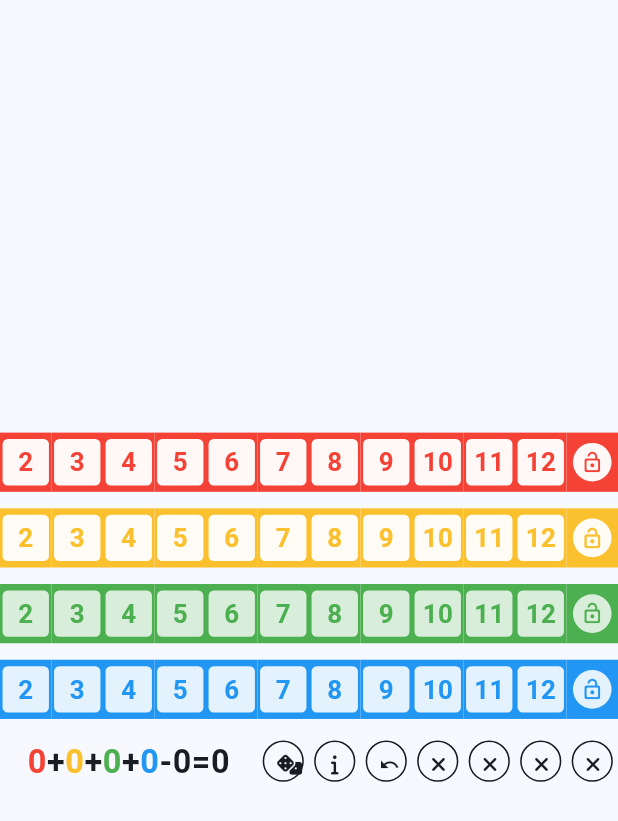
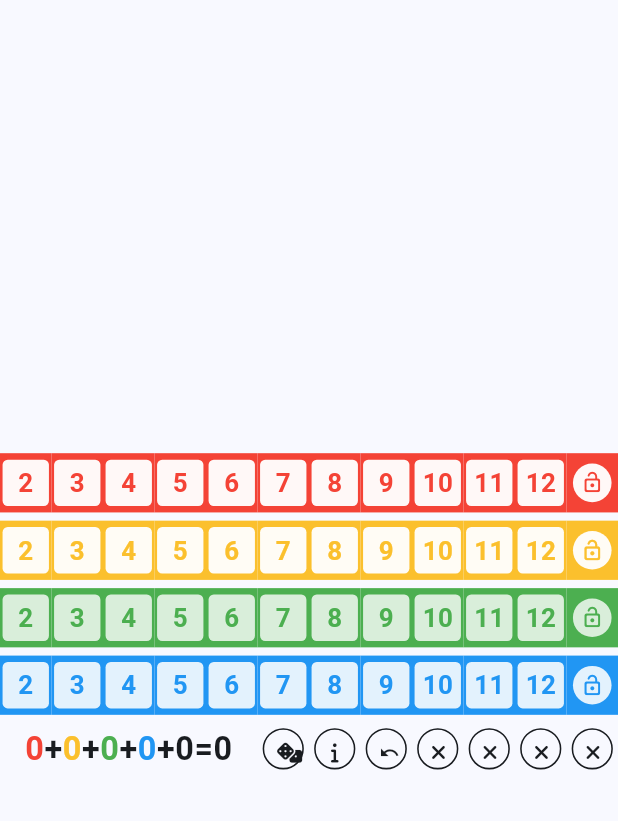
Before and after one commit to nils-ten-hoeve/dice_game, a Flutter app: the screen it shows after launch, on a phone screen of 412 x 824 dp. Shown: the top 821 px of the screen. Run offline on Flutter 3.47's test engine with Material 3 defaults, Android fonts, the phone set to English and light mode, and no system bars; our stand-ins replace bootstrap_icons, font_awesome_flutter; missing offline and left inert: undo.

Commit message:
Fixed #11

```diff
--- a/lib/game/action_bar/score_bar.presentation.dart
+++ b/lib/game/action_bar/action_bar.presentation.dart
@@ -1,5 +1,5 @@
 import 'package:dice_game/game/cell/cell.presentation.dart';
-import 'package:dice_game/game/cell/cell.value.domain.dart';
+import 'package:dice_game/game/score/score.presentation.dart';
 import 'package:dice_game/game/variant/variant.domain.dart';
 import 'package:dice_game/game/game.domain.dart';
 import 'package:dice_game/game/game.service.dart';
@@ -214,62 +214,6 @@ class _MyIconButtonState extends State<MyIconButton> {
           ));
 }
 
-class ScoreWidget extends StatelessWidget {
-  const ScoreWidget({
-    super.key,
-  });
-
-  @override
-  Widget build(BuildContext context) {
-    var onSurface = Theme.of(context).colorScheme.onSurface;
-    var game = GameService().currentGame;
-    return Transform.scale(
-      scale: 0.9,
-      child: FittedBox(
-        fit: BoxFit.contain,
-        child: Row(children: [
-          //TODO ScoreTextWidget with Inkwell to show calculation
-          Text(game.redScore.toString(), style: _textStyle(CellColor.red.dark)),
-          Text('+', style: _textStyle(onSurface)),
-          Text(game.yellowScore.toString(),
-              style: _textStyle(CellColor.yellow.dark)),
-          Text('+', style: _textStyle(onSurface)),
-          Text(game.greenScore.toString(),
-              style: _textStyle(CellColor.green.dark)),
-          Text('+', style: _textStyle(onSurface)),
-          Text(game.blueScore.toString(),
-              style: _textStyle(CellColor.blue.dark)),
-          Text('-', style: _textStyle(onSurface)),
-          Text(game.penaltyScore.abs().toString(),
-              style: _textStyle(onSurface)),
-          Text('=', style: _textStyle(onSurface)),
-          Text(game.totalScore.toString(), style: _textStyle(onSurface)),
-        ]),
-      ),
-    );
-  }
-
-  TextStyle _textStyle(Color color) => TextStyle(
-        color: color,
-        fontWeight: FontWeight.w600,
-      );
-}
-
-class ScoreTextWidget extends StatelessWidget {
-  final String text;
-  final Color color;
-  const ScoreTextWidget(this.text, this.color, {super.key});
-
-  @override
-  Widget build(BuildContext context) => FittedBox(
-      fit: BoxFit.contain,
-      child: Text(text,
-          style: TextStyle(
-            color: color,
-            fontWeight: FontWeight.w600,
-          )));
-}
-
 void showNewGameDialog(BuildContext context) {
   showDialog(
       context: context,
--- a/lib/game/cell/cell.presentation.dart
+++ b/lib/game/cell/cell.presentation.dart
@@ -1,6 +1,5 @@
 import 'package:dice_game/game/cell/cell.value.domain.dart';
 import 'package:dice_game/game/game.domain.dart';
-import 'package:dice_game/game/variant/variant.domain.dart';
 import 'package:flutter/material.dart';
 
 class GameRow extends StatelessWidget {
--- a/lib/game/game.domain.dart
+++ b/lib/game/game.domain.dart
@@ -32,8 +32,6 @@ class Game extends ChangeNotifier {
   bool get twoRowsClosed =>
       rowStates.whereNot((RowState e) => e == RowState.none).length >= 2;
 
-  final scoresConversion = ScoreConversion();
-
   int markedCount(CellColor cellColor) =>
       _markedCellCount(cellColor) + _markedLockCount(cellColor);
 
@@ -47,20 +45,7 @@ class Game extends ChangeNotifier {
     return rowStates[rowLockIndex] == RowState.lockedByMe ? 1 : 0;
   }
 
-  int get redScore => scoresConversion.of(markedCount(CellColor.red));
-
-  int get yellowScore => scoresConversion.of(markedCount(CellColor.yellow));
-
-  int get greenScore => scoresConversion.of(markedCount(CellColor.green));
-
-  int get blueScore => scoresConversion.of(markedCount(CellColor.blue));
-
-  int get penaltyScore => penalty.count * -5;
-
   Panalty penalty = Panalty.none;
-
-  int get totalScore =>
-      redScore + yellowScore + greenScore + blueScore + penaltyScore;
 
   late GameChangeStack changes = GameChangeStack(this);
 
@@ -266,24 +251,3 @@ enum Panalty {
 
   bool get isMax => count == 4;
 }
-
-class ScoreConversion extends DelegatingMap<int, int> {
-  ScoreConversion()
-      : super({
-          0: 0,
-          1: 1,
-          2: 3,
-          3: 6,
-          4: 10,
-          5: 15,
-          6: 21,
-          7: 28,
-          8: 36,
-          9: 45,
-          10: 55,
-          11: 66,
-          12: 78
-        });
-
-  int of(int count) => this[count]!;
-}
--- a/lib/game/game.presentation.dart
+++ b/lib/game/game.presentation.dart
@@ -1,4 +1,4 @@
-import 'package:dice_game/game/action_bar/score_bar.presentation.dart';
+import 'package:dice_game/game/action_bar/action_bar.presentation.dart';
 import 'package:dice_game/game/cell/cell.presentation.dart';
 import 'package:dice_game/game/dice/dice.presentation.dart';
 import 'package:dice_game/game/game.service.dart';
@@ -18,7 +18,7 @@ class _GameWidgetState extends State<GameWidget> {
   Widget build(BuildContext context) => Align(
         alignment: Alignment.center,
         child: AspectRatio(
-          aspectRatio: 5 / 3,
+          aspectRatio: 15 / 8,
           child: ListenableBuilder(
             listenable: gameService,
             builder: (context, child) {
--- /dev/null
+++ b/lib/game/score/score.presentation.dart
@@ -0,0 +1,42 @@
+import 'package:dice_game/game/game.service.dart';
+import 'package:flutter/material.dart';
+
+class ScoreWidget extends StatelessWidget {
+  const ScoreWidget({
+    super.key,
+  });
+
+  @override
+  Widget build(BuildContext context) {
+    var onSurface = Theme.of(context).colorScheme.onSurface;
+    var game = GameService().currentGame;
+    var score = game.variant.scoreCalculation.calculateScore(game);
+    var children = <Widget>[];
+    for (var subScore in score.subScores) {
+      if (children.isNotEmpty) {
+        children.add(Text(subScore.points < 0 ? '-' : '+',
+            style: _textStyle(onSurface)));
+      }
+      //
+      children.add(Text(
+        subScore.points.abs().toString(),
+        style: _textStyle(subScore.color ?? onSurface),
+      ));
+    }
+    children.add(Text('=', style: _textStyle(onSurface)));
+    children
+        .add(Text(score.totalPoints.toString(), style: _textStyle(onSurface)));
+    return Transform.scale(
+      scale: 0.9,
+      child: FittedBox(
+        fit: BoxFit.contain,
+        child: Row(children: children),
+      ),
+    );
+  }
+
+  TextStyle _textStyle(Color color) => TextStyle(
+        color: color,
+        fontWeight: FontWeight.w600,
+      );
+}
```
Also changed, not shown: lib/game/score/score.domain.dart (added, +92 -0 lines), lib/game/variant/variant.domain.dart (+47 -1 lines).
